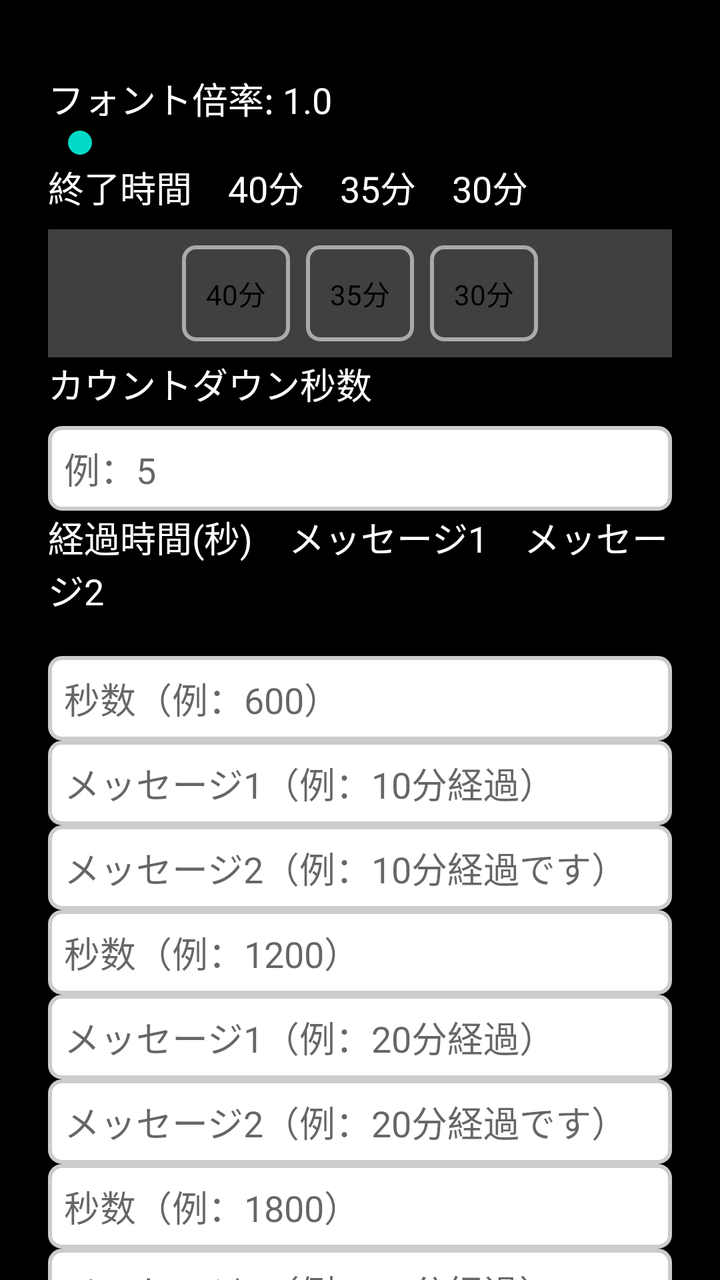
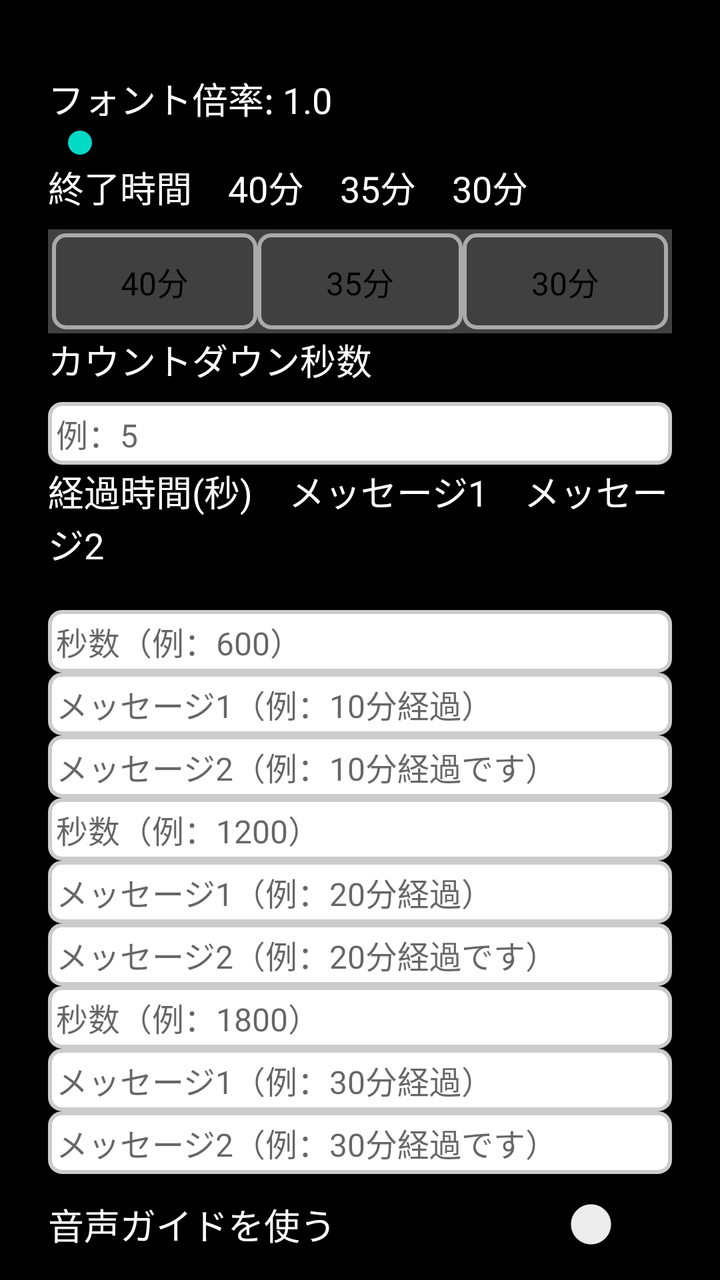

Screens rendered from an Android XML layout before and after an edit, with the pre-edit source and the edit as a unified diff.
<!-- AndroidManifest.xml: application theme Theme.MaterialComponents.DayNight.NoActionBar -->
<!-- res/layout/activity_settings.xml -->
<?xml version="1.0" encoding="utf-8"?>

<ScrollView xmlns:android="http://schemas.android.com/apk/res/android"
    android:layout_width="match_parent"
    android:layout_height="match_parent"
    android:background="#000000">

    <LinearLayout
        android:orientation="vertical"
        android:padding="24dp"
        android:layout_width="match_parent"
        android:layout_height="wrap_content"
        android:background="#000000">

        
        <View
            android:layout_width="match_parent"
            android:layout_height="12dp"
            android:background="#000000" />
            
        
        <TextView
            android:id="@+id/fontScaleLabel"
            android:layout_width="match_parent"
            android:layout_height="wrap_content"
            android:text="フォント倍率: 1.0"
            android:textSize="18sp"
            android:textColor="#FFFFFF" />

        <SeekBar
            android:id="@+id/fontScaleSeek"
            android:layout_width="match_parent"
            android:layout_height="wrap_content"
            android:max="100" />

        
        <TextView
            android:layout_width="match_parent"
            android:layout_height="wrap_content"
            android:text="終了時間　40分　35分　30分"
            android:textColor="#FFFFFF"
            android:textSize="18sp"
            android:paddingBottom="8dp" />
        
        <RadioGroup
            android:id="@+id/finishGroup"
            android:layout_width="match_parent"
            android:layout_height="wrap_content"
            android:orientation="horizontal"
            android:padding="8dp"
            android:background="#404040"
            android:gravity="center">
        
            <RadioButton
                android:id="@+id/rb40"
                android:layout_width="wrap_content"
                android:layout_height="wrap_content"
                android:text="40分"
                android:textColor="#000000"
                android:button="@null"
                android:padding="12dp"
                android:background="@drawable/radio_segment"
                android:layout_marginEnd="8dp" />
        
            <RadioButton
                android:id="@+id/rb35"
                android:layout_width="wrap_content"
                android:layout_height="wrap_content"
                android:text="35分"
                android:textColor="#000000"
                android:button="@null"
                android:padding="12dp"
                android:background="@drawable/radio_segment"
                android:layout_marginEnd="8dp" />
        
            <RadioButton
                android:id="@+id/rb30"
                android:layout_width="wrap_content"
                android:layout_height="wrap_content"
                android:text="30分"
                android:textColor="#000000"
                android:button="@null"
                android:padding="12dp"
                android:background="@drawable/radio_segment" />
        </RadioGroup>
            
        <TextView
            android:layout_width="match_parent"
            android:layout_height="wrap_content"
            android:text="カウントダウン秒数"
            android:textColor="#FFFFFF"
            android:textSize="18sp"
            android:paddingBottom="8dp" />

        <EditText
            android:id="@+id/countdownSec"
            android:layout_width="match_parent"
            android:layout_height="wrap_content"
            android:hint="例：5"
            android:inputType="numberDecimal"
            android:textColor="#000000"
            android:background="@drawable/edittext_white" />
            
        
        <TextView
            android:id="@+id/headerText"
            android:layout_width="match_parent"
            android:layout_height="wrap_content"
            android:text="経過時間(秒)　メッセージ1　メッセージ2"
            android:textColor="#FFFFFF"
            android:textSize="18sp"
            android:paddingBottom="20dp"
            android:background="#000000" />

        
        
        
        <EditText
            android:id="@+id/minA"
            android:layout_width="match_parent"
            android:layout_height="wrap_content"
            android:hint="秒数（例：600）"
            android:inputType="numberDecimal"
            android:textColor="#000000"
            android:background="@drawable/edittext_white" />

        <EditText
            android:id="@+id/msgA1"
            android:layout_width="match_parent"
            android:layout_height="wrap_content"
            android:hint="メッセージ1（例：10分経過）"
            android:textColor="#000000"
            android:background="@drawable/edittext_white" />

        <EditText
            android:id="@+id/msgA2"
            android:layout_width="match_parent"
            android:layout_height="wrap_content"
            android:hint="メッセージ2（例：10分経過です）"
            android:textColor="#000000"
            android:background="@drawable/edittext_white" />

        
        
        
        <EditText
            android:id="@+id/minB"
            android:layout_width="match_parent"
            android:layout_height="wrap_content"
            android:hint="秒数（例：1200）"
            android:inputType="numberDecimal"
            android:textColor="#000000"
            android:background="@drawable/edittext_white" />

        <EditText
            android:id="@+id/msgB1"
            android:layout_width="match_parent"
            android:layout_height="wrap_content"
            android:hint="メッセージ1（例：20分経過）"
            android:textColor="#000000"
            android:background="@drawable/edittext_white" />

        <EditText
            android:id="@+id/msgB2"
            android:layout_width="match_parent"
            android:layout_height="wrap_content"
            android:hint="メッセージ2（例：20分経過です）"
            android:textColor="#000000"
            android:background="@drawable/edittext_white" />

        
        
        
        <EditText
            android:id="@+id/minC"
            android:layout_width="match_parent"
            android:layout_height="wrap_content"
            android:hint="秒数（例：1800）"
            android:inputType="numberDecimal"
            android:textColor="#000000"
            android:background="@drawable/edittext_white" />

        <EditText
            android:id="@+id/msgC1"
            android:layout_width="match_parent"
            android:layout_height="wrap_content"
            android:hint="メッセージ1（例：30分経過）"
            android:textColor="#000000"
            android:background="@drawable/edittext_white" />

        <EditText
            android:id="@+id/msgC2"
            android:layout_width="match_parent"
            android:layout_height="wrap_content"
            android:hint="メッセージ2（例：30分経過です）"
            android:textColor="#000000"
            android:background="@drawable/edittext_white" />

        
        <View
            android:layout_width="match_parent"
            android:layout_height="12dp"
            android:background="#000000" />
            
        
        <Switch
            android:id="@+id/soundSwitch"
            android:layout_width="match_parent"
            android:layout_height="wrap_content"
            android:text="音声ガイドを使う"
            android:textColor="#FFFFFF"
            android:paddingTop="20dp"
            android:paddingBottom="10dp" />
            
        
        <Button
            android:id="@+id/saveBtn"
            android:layout_width="match_parent"
            android:layout_height="wrap_content"
            android:text="保存"
            android:textSize="20sp"
            android:textColor="#FFFFFF"
            android:background="#333333"
            android:layout_marginTop="24dp" />

        
        <Button
            android:id="@+id/resetBtn"
            android:layout_width="match_parent"
            android:layout_height="wrap_content"
            android:text="初期値に戻す"
            android:textSize="20sp"
            android:textColor="#FFFFFF"
            android:background="#333333"
            android:layout_marginTop="12dp" />

    </LinearLayout>
</ScrollView>
<!-- resources referenced by this layout -->
<resources>
  <!-- drawable edittext_white (drawable) -->
  <?xml version="1.0" encoding="utf-8"?>
  
  <shape xmlns:android="http://schemas.android.com/apk/res/android">
      <solid android:color="#FFFFFF"/>   
      <stroke android:width="2dp" android:color="#CCCCCC"/>
      <corners android:radius="6dp"/>
      <padding android:left="8dp" android:top="8dp"
               android:right="8dp" android:bottom="8dp"/>
  </shape>
  <!-- drawable radio_segment (drawable) -->
  <?xml version="1.0" encoding="utf-8"?>
  
  <selector xmlns:android="http://schemas.android.com/apk/res/android">
  
      
      <item android:state_checked="true">
          <shape android:shape="rectangle">
              <solid android:color="#FFD700"/> 
              <stroke android:width="2dp" android:color="#AAAAAA"/>
              <corners android:radius="6dp"/>
          </shape>
      </item>
  
      
      <item>
          <shape android:shape="rectangle">
              <solid android:color="#404040"/> 
              <stroke android:width="2dp" android:color="#AAAAAA"/>
              <corners android:radius="6dp"/>
          </shape>
      </item>
  
  </selector>
</resources>

<!-- the commit's change to res/layout/activity_settings.xml (unified diff, before → after) -->
@@ -17,7 +17,7 @@
             android:layout_width="match_parent"
             android:layout_height="12dp"
             android:background="#000000" />
-            
+
         
         <TextView
             android:id="@+id/fontScaleLabel"
@@ -41,49 +41,56 @@
             android:textColor="#FFFFFF"
             android:textSize="18sp"
             android:paddingBottom="8dp" />
-        
+
         <RadioGroup
             android:id="@+id/finishGroup"
             android:layout_width="match_parent"
             android:layout_height="wrap_content"
             android:orientation="horizontal"
-            android:padding="8dp"
+            android:padding="2dp"
             android:background="#404040"
             android:gravity="center">
-        
+
             <RadioButton
                 android:id="@+id/rb40"
-                android:layout_width="wrap_content"
+                android:layout_width="0dp"
                 android:layout_height="wrap_content"
+                android:layout_weight="1"
                 android:text="40分"
                 android:textColor="#000000"
+                android:textSize="16sp"
                 android:button="@null"
-                android:padding="12dp"
+                android:padding="4dp"
                 android:background="@drawable/radio_segment"
-                android:layout_marginEnd="8dp" />
-        
+                android:gravity="center" />
+
             <RadioButton
                 android:id="@+id/rb35"
-                android:layout_width="wrap_content"
+                android:layout_width="0dp"
                 android:layout_height="wrap_content"
+                android:layout_weight="1"
                 android:text="35分"
                 android:textColor="#000000"
+                android:textSize="16sp"
                 android:button="@null"
-                android:padding="12dp"
+                android:padding="4dp"
                 android:background="@drawable/radio_segment"
-                android:layout_marginEnd="8dp" />
-        
+                android:gravity="center" />
+
             <RadioButton
                 android:id="@+id/rb30"
-                android:layout_width="wrap_content"
+                android:layout_width="0dp"
                 android:layout_height="wrap_content"
+                android:layout_weight="1"
                 android:text="30分"
                 android:textColor="#000000"
+                android:textSize="16sp"
                 android:button="@null"
-                android:padding="12dp"
-                android:background="@drawable/radio_segment" />
+                android:padding="4dp"
+                android:background="@drawable/radio_segment"
+                android:gravity="center" />
         </RadioGroup>
-            
+
         <TextView
             android:layout_width="match_parent"
             android:layout_height="wrap_content"
@@ -99,8 +106,11 @@
             android:hint="例：5"
             android:inputType="numberDecimal"
             android:textColor="#000000"
-            android:background="@drawable/edittext_white" />
-            
+            android:textSize="16sp"
+            android:padding="4dp"
+            android:minHeight="0dp"
+            android:background="@drawable/edittext_white" />
+
         
         <TextView
             android:id="@+id/headerText"
@@ -113,8 +123,6 @@
             android:background="#000000" />
 
         
-        
-        
         <EditText
             android:id="@+id/minA"
             android:layout_width="match_parent"
@@ -122,6 +130,9 @@
             android:hint="秒数（例：600）"
             android:inputType="numberDecimal"
             android:textColor="#000000"
+            android:textSize="16sp"
+            android:padding="4dp"
+            android:minHeight="0dp"
             android:background="@drawable/edittext_white" />
 
         <EditText
@@ -130,6 +141,9 @@
             android:layout_height="wrap_content"
             android:hint="メッセージ1（例：10分経過）"
             android:textColor="#000000"
+            android:textSize="16sp"
+            android:padding="4dp"
+            android:minHeight="0dp"
             android:background="@drawable/edittext_white" />
 
         <EditText
@@ -138,10 +152,11 @@
             android:layout_height="wrap_content"
             android:hint="メッセージ2（例：10分経過です）"
             android:textColor="#000000"
-            android:background="@drawable/edittext_white" />
-
-        
-        
+            android:textSize="16sp"
+            android:padding="4dp"
+            android:minHeight="0dp"
+            android:background="@drawable/edittext_white" />
+
         
         <EditText
             android:id="@+id/minB"
@@ -150,6 +165,9 @@
             android:hint="秒数（例：1200）"
             android:inputType="numberDecimal"
             android:textColor="#000000"
+            android:textSize="16sp"
+            android:padding="4dp"
+            android:minHeight="0dp"
             android:background="@drawable/edittext_white" />
 
         <EditText
@@ -158,6 +176,9 @@
             android:layout_height="wrap_content"
             android:hint="メッセージ1（例：20分経過）"
             android:textColor="#000000"
+            android:textSize="16sp"
+            android:padding="4dp"
+            android:minHeight="0dp"
             android:background="@drawable/edittext_white" />
 
         <EditText
@@ -166,10 +187,11 @@
             android:layout_height="wrap_content"
             android:hint="メッセージ2（例：20分経過です）"
             android:textColor="#000000"
-            android:background="@drawable/edittext_white" />
-
-        
-        
+            android:textSize="16sp"
+            android:padding="4dp"
+            android:minHeight="0dp"
+            android:background="@drawable/edittext_white" />
+
         
         <EditText
             android:id="@+id/minC"
@@ -178,6 +200,9 @@
             android:hint="秒数（例：1800）"
             android:inputType="numberDecimal"
             android:textColor="#000000"
+            android:textSize="16sp"
+            android:padding="4dp"
+            android:minHeight="0dp"
             android:background="@drawable/edittext_white" />
 
         <EditText
@@ -186,6 +211,9 @@
             android:layout_height="wrap_content"
             android:hint="メッセージ1（例：30分経過）"
             android:textColor="#000000"
+            android:textSize="16sp"
+            android:padding="4dp"
+            android:minHeight="0dp"
             android:background="@drawable/edittext_white" />
 
         <EditText
@@ -194,14 +222,17 @@
             android:layout_height="wrap_content"
             android:hint="メッセージ2（例：30分経過です）"
             android:textColor="#000000"
+            android:textSize="16sp"
+            android:padding="4dp"
+            android:minHeight="0dp"
             android:background="@drawable/edittext_white" />
 
         
         <View
             android:layout_width="match_parent"
-            android:layout_height="12dp"
+            android:layout_height="2dp"
             android:background="#000000" />
-            
+
         
         <Switch
             android:id="@+id/soundSwitch"
@@ -209,18 +240,30 @@
             android:layout_height="wrap_content"
             android:text="音声ガイドを使う"
             android:textColor="#FFFFFF"
-            android:paddingTop="20dp"
+            android:textSize="18sp"
+            android:paddingTop="10dp"
             android:paddingBottom="10dp" />
-            
+
+        
+        <Switch
+            android:id="@+id/skipConfirmSwitch"
+            android:layout_width="match_parent"
+            android:layout_height="wrap_content"
+            android:text="終了時の確認メッセージを省略"
+            android:textColor="#FFFFFF"
+            android:textSize="18sp"
+            android:paddingTop="10dp"
+            android:paddingBottom="10dp" />
+
         
         <Button
             android:id="@+id/saveBtn"
             android:layout_width="match_parent"
             android:layout_height="wrap_content"
             android:text="保存"
-            android:textSize="20sp"
-            android:textColor="#FFFFFF"
-            android:background="#333333"
+            android:textSize="18sp"
+            android:textColor="#FFFFFF"
+            android:background="@drawable/btn_round"
             android:layout_marginTop="24dp" />
 
         
@@ -229,9 +272,9 @@
             android:layout_width="match_parent"
             android:layout_height="wrap_content"
             android:text="初期値に戻す"
-            android:textSize="20sp"
-            android:textColor="#FFFFFF"
-            android:background="#333333"
+            android:textSize="18sp"
+            android:textColor="#FFFFFF"
+            android:background="@drawable/btn_round"
             android:layout_marginTop="12dp" />
 
     </LinearLayout>
<!-- resource entries referenced after the edit -->
@@ -1,14 +1,33 @@
 <!-- resources referenced by this layout -->
 <resources>
+  <!-- drawable btn_round (drawable) -->
+  <?xml version="1.0" encoding="utf-8"?>
+  
+  <shape xmlns:android="http://schemas.android.com/apk/res/android"
+      android:shape="rectangle">
+  
+      <solid android:color="#333333"/>
+  
+      <corners android:radius="12dp"/>
+  
+      <padding
+          android:left="12dp"
+          android:top="8dp"
+          android:right="12dp"
+          android:bottom="8dp"/>
+  </shape>
   <!-- drawable edittext_white (drawable) -->
   <?xml version="1.0" encoding="utf-8"?>
   
   <shape xmlns:android="http://schemas.android.com/apk/res/android">
-      <solid android:color="#FFFFFF"/>   
+      <solid android:color="#FFFFFF"/>
       <stroke android:width="2dp" android:color="#CCCCCC"/>
       <corners android:radius="6dp"/>
-      <padding android:left="8dp" android:top="8dp"
-               android:right="8dp" android:bottom="8dp"/>
+      <padding
+          android:left="8dp"
+          android:top="6dp"
+          android:right="8dp"
+          android:bottom="6dp"/>
   </shape>
   <!-- drawable radio_segment (drawable) -->
   <?xml version="1.0" encoding="utf-8"?>
